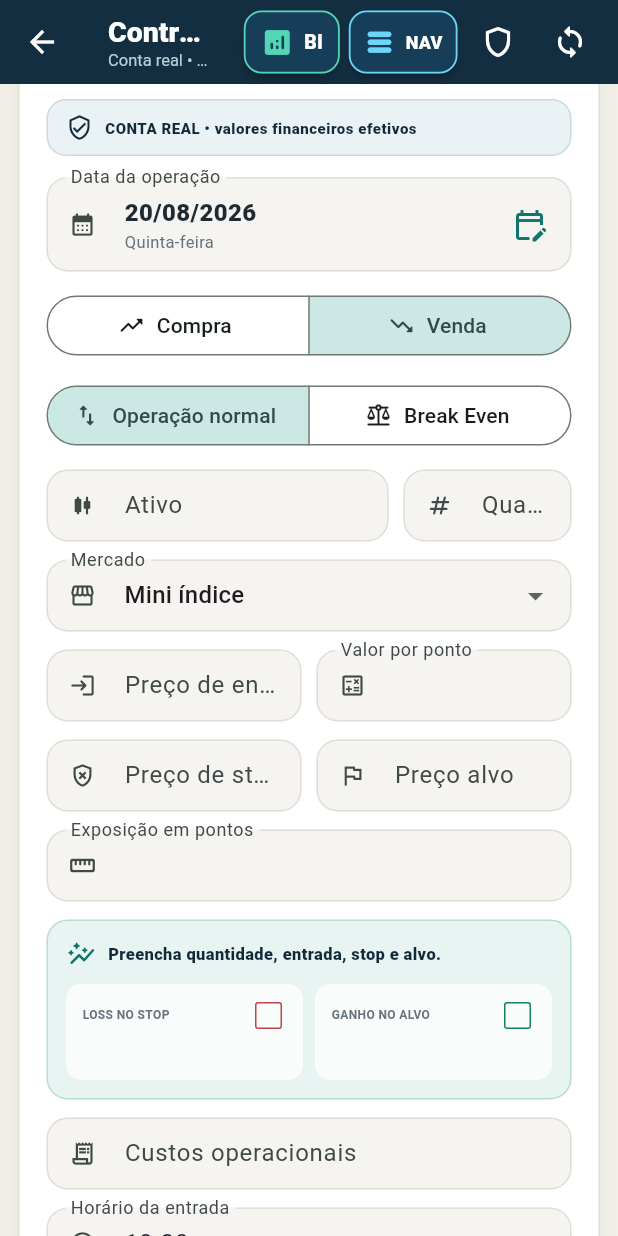
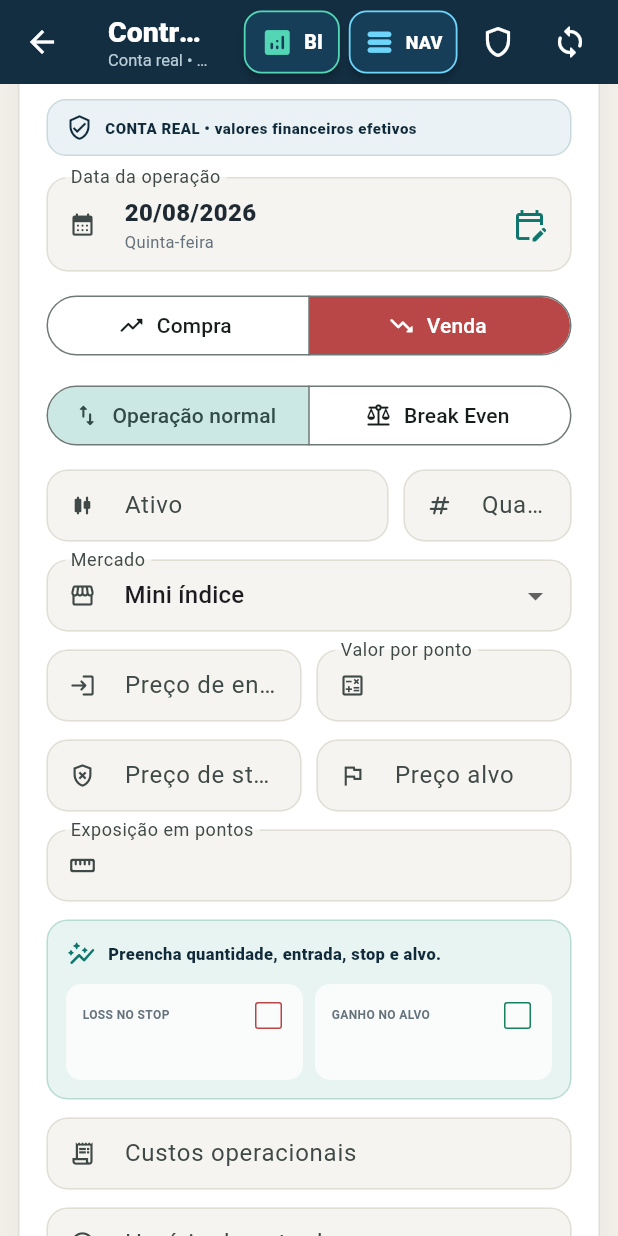
Before and after one commit to eduardokt-maker/ekt-ia-systems, a Flutter app: the DayTradeScreen screen opened directly with empty values, scrolled down 576 dp, after a tap on "Compra", after a tap on "Venda", on a phone screen of 412 x 824 dp. Run offline on Flutter 3.47's test engine with Material 3 defaults, Android fonts, the phone set to English and light mode, and no system bars; our stand-ins replace fl_chart, flutter_svg, pdf, printing, web; missing offline and left inert: dart:js_interop; network calls fail.

Commit message:
Aprimora horário e direção no day trade

```diff
--- a/flutter_frontend/lib/day_trade_screen.dart
+++ b/flutter_frontend/lib/day_trade_screen.dart
@@ -122,7 +122,7 @@ class _DayTradeScreenState extends State<DayTradeScreen> {
     super.initState();
     _selectedDate = DateTime.now();
     _operationDate = _selectedDate;
-    _entryTimeController.text = _timeInputText(TimeOfDay.now());
+    _entryTimeController.clear();
     _load();
   }
 
@@ -193,7 +193,7 @@ class _DayTradeScreenState extends State<DayTradeScreen> {
     }
     final String? entryTime = _normalizedEntryTime;
     setState(() => _entryTimeError =
-        entryTime == null ? 'Digite um horário válido em HH-MM' : null);
+        entryTime == null ? 'Digite um horário válido em HH:MM' : null);
     if (entryTime == null) return;
     final bool numbersValid = _validateOperationNumbers();
     final bool outcomeValid = _validateOperationOutcome();
@@ -1033,7 +1033,7 @@ class _DayTradeScreenState extends State<DayTradeScreen> {
       _strategyController.clear();
       _notesController.clear();
       _costsController.clear();
-      _entryTimeController.text = _timeInputText(TimeOfDay.now());
+      _entryTimeController.clear();
       _entryTimeError = null;
       _operationDate = _selectedDate;
       _market = 'Mini índice';
@@ -1101,7 +1101,7 @@ class _DayTradeScreenState extends State<DayTradeScreen> {
   }
 
   String? get _normalizedEntryTime {
-    final RegExpMatch? match = RegExp(r'^([01]\d|2[0-3])-([0-5]\d)$')
+    final RegExpMatch? match = RegExp(r'^([01]\d|2[0-3]):([0-5]\d)$')
         .firstMatch(_entryTimeController.text.trim());
     if (match == null) return null;
     return '${match.group(1)}:${match.group(2)}';
@@ -1480,6 +1480,26 @@ class _DayTradeScreenState extends State<DayTradeScreen> {
               ],
               selected: <String>{_direction},
               showSelectedIcon: false,
+              style: ButtonStyle(
+                backgroundColor: WidgetStateProperty.resolveWith<Color?>(
+                  (Set<WidgetState> states) {
+                    if (!states.contains(WidgetState.selected)) return null;
+                    return _direction == 'Venda' ? _tradeRed : _tradeGreen;
+                  },
+                ),
+                foregroundColor: WidgetStateProperty.resolveWith<Color?>(
+                  (Set<WidgetState> states) =>
+                      states.contains(WidgetState.selected)
+                          ? Colors.white
+                          : null,
+                ),
+                iconColor: WidgetStateProperty.resolveWith<Color?>(
+                  (Set<WidgetState> states) =>
+                      states.contains(WidgetState.selected)
+                          ? Colors.white
+                          : null,
+                ),
+              ),
               onSelectionChanged: (Set<String> value) =>
                   setState(() => _direction = value.first),
             ),
@@ -1687,7 +1707,7 @@ class _DayTradeScreenState extends State<DayTradeScreen> {
               decoration: _inputDecoration(
                 'Horário da entrada',
                 Icons.schedule_rounded,
-                hintText: 'HH-MM',
+                hintText: '__:__',
                 errorText: _entryTimeError,
               ),
             ),
@@ -2706,7 +2726,7 @@ class TradeTimeInputFormatter extends TextInputFormatter {
     final String limited = digits.length > 4 ? digits.substring(0, 4) : digits;
     final String formatted = limited.length <= 2
         ? limited
-        : '${limited.substring(0, 2)}-${limited.substring(2)}';
+        : '${limited.substring(0, 2)}:${limited.substring(2)}';
     return TextEditingValue(
       text: formatted,
       selection: TextSelection.collapsed(offset: formatted.length),
@@ -2768,9 +2788,6 @@ String _capitalizeFirst(String value) => value.isEmpty
 String _timeText(TimeOfDay time) =>
     '${time.hour.toString().padLeft(2, '0')}:${time.minute.toString().padLeft(2, '0')}';
 
-String _timeInputText(TimeOfDay time) =>
-    '${time.hour.toString().padLeft(2, '0')}-${time.minute.toString().padLeft(2, '0')}';
-
 double _parseNumber(String value) {
   String cleaned = value.replaceAll('R\$', '').replaceAll(' ', '');
   if (cleaned.contains(',')) {
```
Also changed, not shown: 1 other file.
